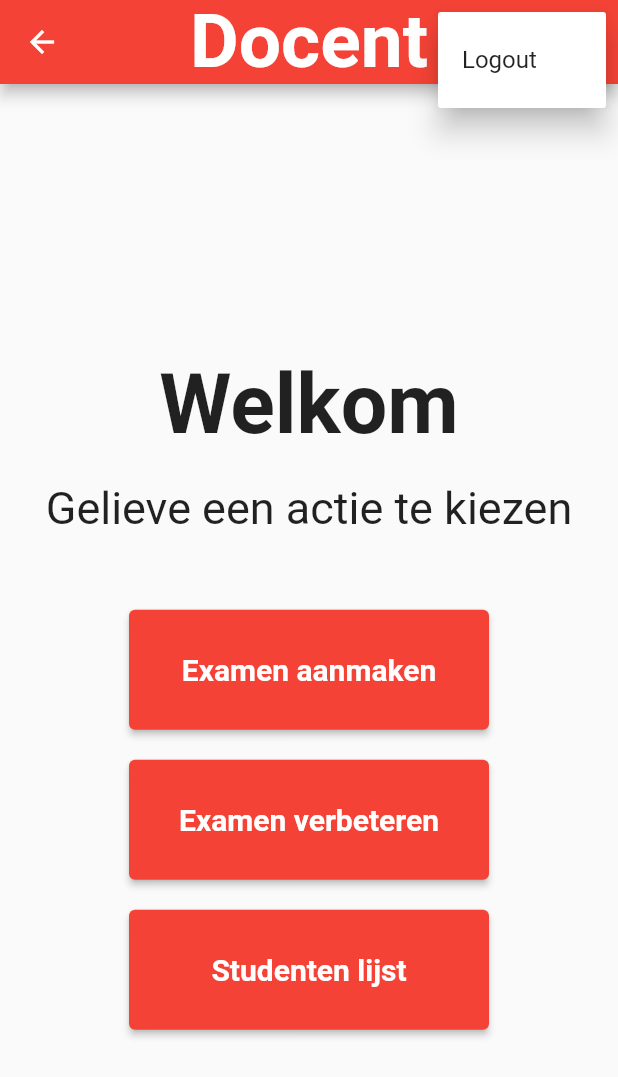
After one commit to mano-mares/EXAMAP, a Flutter app: the HomePageDocent screen opened directly, after a tap on the "more vert" icon, on a phone screen of 412 x 824 dp. The commit adds this screen. Shown: the top 1077 px of the screen. Run offline on Flutter 3.47's test engine with Material 2 defaults, Android fonts, the phone set to English and light mode, and no system bars; our stand-ins replace firebase_auth, firebase_core; accounts and stored records are empty.

Commit message:
Homepage docent added

```diff
--- /dev/null
+++ b/lib/app_bar/my_app_bar.dart
@@ -0,0 +1,32 @@
+import 'package:flutter/material.dart';
+import '../homepage_docent/strings.dart' as strings;
+
+class MyAppBar extends StatelessWidget implements PreferredSizeWidget {
+  const MyAppBar({ Key? key }) : super(key: key);
+
+  @override
+  Widget build(BuildContext context) {
+    return Scaffold(
+       appBar: AppBar(
+        title: const Text(strings.appBarTitle),
+        centerTitle: true,
+        titleTextStyle:
+            const TextStyle(fontSize: 50, fontWeight: FontWeight.bold),
+        actions: [
+          PopupMenuButton<Text>(itemBuilder: (context) {
+            return [
+              const PopupMenuItem(
+                child: Text(
+                  strings.logOutAppBarPopupMenuItemTxt,
+                ),
+              ),
+            ];
+          })
+        ],
+      ),
+    );
+  }
+
+  @override
+  Size get preferredSize => const Size.fromHeight(100);
+}
--- a/lib/authentication/login.dart
+++ b/lib/authentication/login.dart
@@ -1,4 +1,5 @@
 import 'package:examap/create_exam/create_exam.dart';
+import 'package:examap/homepage_docent/homepase_docent.dart';
 import 'package:flutter/material.dart';
 import 'package:firebase_auth/firebase_auth.dart';
 
@@ -29,19 +30,23 @@ class _LoginState extends State<Login> {
 
   void loginFirebase() async {
     try {
-      formKey.currentState!.validate();
-      setState(() {
-        wrongLogin = false;
-      });
-      await auth.signInWithEmailAndPassword(
-          email: emailController.text.trim(),
-          password: passwordController.text.trim());
-      if (auth.currentUser != null) {
-        Navigator.push(
-          context,
-          MaterialPageRoute(builder: (context) => const CreateExamPage()),
-        );
-      }
+      // formKey.currentState!.validate();
+      // setState(() {
+      //   wrongLogin = false;
+      // });
+      // await auth.signInWithEmailAndPassword(
+      //     email: emailController.text.trim(),
+      //     password: passwordController.text.trim());
+      // if (auth.currentUser != null) {
+      //   Navigator.push(
+      //     context,
+      //     MaterialPageRoute(builder: (context) => const HomePageDocent()),
+      //   );
+      // }
+      Navigator.push(
+        context,
+        MaterialPageRoute(builder: (context) => const HomePageDocent()),
+      );
     } catch (e) {
       setState(() {
         wrongLogin = true;
--- /dev/null
+++ b/lib/homepage_docent/homepase_docent.dart
@@ -0,0 +1,72 @@
+import 'package:flutter/material.dart';
+import '../app_bar/my_app_bar.dart';
+import './strings.dart' as strings;
+
+class HomePageDocent extends StatelessWidget {
+  const HomePageDocent({Key? key}) : super(key: key);
+
+  @override
+  Widget build(BuildContext context) {
+    return Scaffold(
+      appBar: const MyAppBar(),
+      body: Center(
+        child: Column(
+          mainAxisSize: MainAxisSize.min,
+          children: [
+            Container(
+              child: const Text(
+                strings.titleTxt,
+                style: TextStyle(
+                  fontSize: 55.0,
+                  fontWeight: FontWeight.bold,
+                ),
+              ),
+              padding: const EdgeInsets.only(
+                bottom: 20.0,
+              ),
+            ),
+            Container(
+              child: const Text(
+                strings.subTitleTxt,
+                style: TextStyle(
+                  fontSize: 30.0,
+                  // fontWeight: FontWeight.bold,
+                ),
+              ),
+              padding: const EdgeInsets.only(bottom: 50.0),
+            ),
+            ElevatedButton(
+              child: const Text(strings.createExamBtnLabel),
+              style: ElevatedButton.styleFrom(
+                  fixedSize: const Size(240, 80),
+                  primary: Colors.red,
+                  textStyle: const TextStyle(
+                      fontSize: 20, fontWeight: FontWeight.bold)),
+              onPressed: () {}, //TODO: Redirect to Examen aanmaken page
+            ),
+            const SizedBox(height: 20),
+            ElevatedButton(
+              child: const Text(strings.correctExamBtnLabel),
+              style: ElevatedButton.styleFrom(
+                  fixedSize: const Size(240, 80),
+                  primary: Colors.red,
+                  textStyle: const TextStyle(
+                      fontSize: 20, fontWeight: FontWeight.bold)),
+              onPressed: () {}, //TODO: Redirect to Examen verbeteren page
+            ),
+            const SizedBox(height: 20),
+            ElevatedButton(
+              child: const Text(strings.studentListBtnLabel),
+              style: ElevatedButton.styleFrom(
+                  fixedSize: const Size(240, 80),
+                  primary: Colors.red,
+                  textStyle: const TextStyle(
+                      fontSize: 20, fontWeight: FontWeight.bold)),
+              onPressed: () {}, //TODO: Redirect to Studenten lijst page
+            ),
+          ],
+        ),
+      ),
+    );
+  }
+}
--- /dev/null
+++ b/lib/homepage_docent/strings.dart
@@ -0,0 +1,9 @@
+const String appBarTitle = 'Docent';
+const String logOutAppBarPopupMenuItemTxt = 'Logout';
+
+const String titleTxt = 'Welkom';
+const String subTitleTxt = 'Gelieve een actie te kiezen';
+
+const String createExamBtnLabel = 'Examen aanmaken';
+const String correctExamBtnLabel = 'Examen verbeteren';
+const String studentListBtnLabel = 'Studenten lijst';
--- a/lib/homepage_options/choose_option.dart
+++ b/lib/homepage_options/choose_option.dart
@@ -22,7 +22,7 @@ class ChooseOption extends StatelessWidget {
           onPressed: () {
             Navigator.push(
               context,
-              MaterialPageRoute(builder: (context) => LoginPage()),
+              MaterialPageRoute(builder: (context) => const LoginPage()),
             );
           },
           child: const Text(
```
